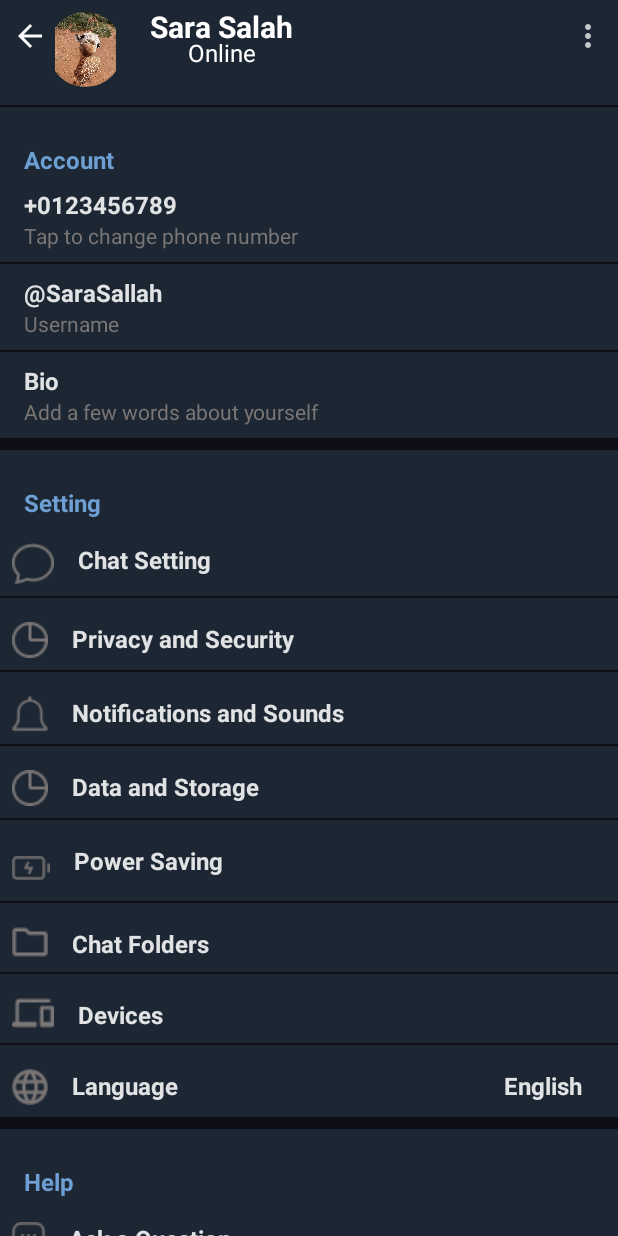
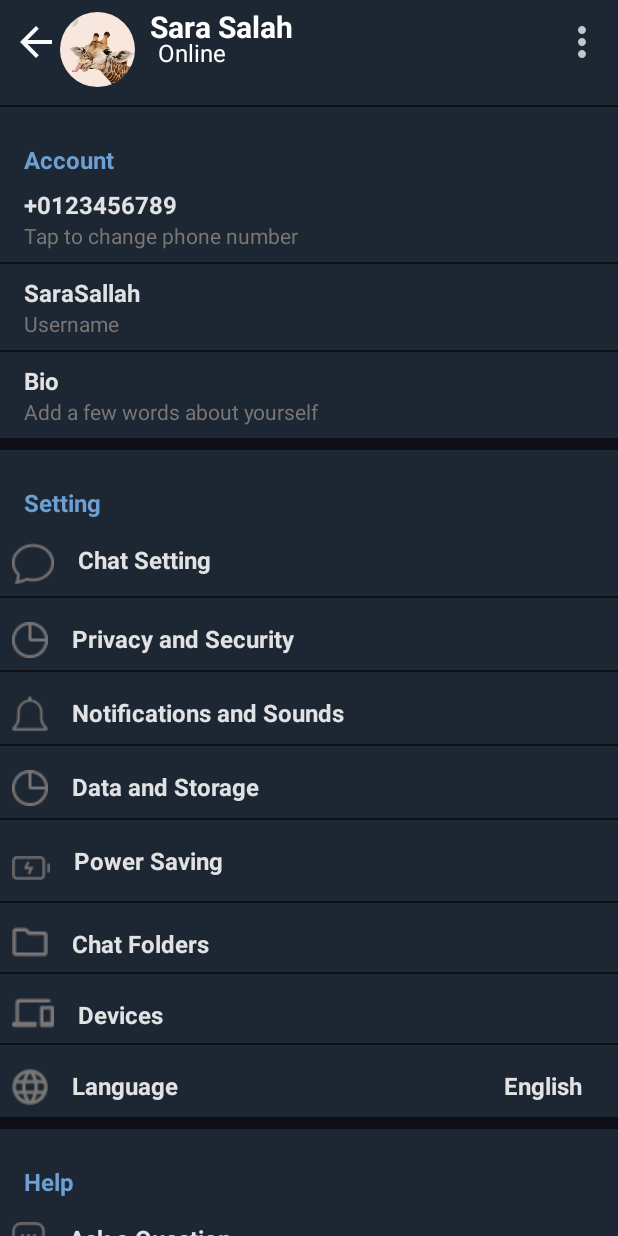
Before and after one commit to SaraSallah/Telegram-Profile, an Android app: the MainActivity screen opened directly, with no data from a screen before it, on a phone screen of 412 x 824 dp. Run offline under Robolectric (Android 15) with nearby library versions, the phone set to English and light mode, and no system bars.

Commit message:
update ui

```diff
--- a/app/src/main/res/drawable/ic_back.xml
+++ b/app/src/main/res/drawable/ic_back.xml
@@ -1,5 +1,5 @@
-<vector android:autoMirrored="true" android:height="24dp"
+<vector android:autoMirrored="true" android:height="32dp"
     android:tint="#FAFAFA" android:viewportHeight="24"
-    android:viewportWidth="24" android:width="24dp" xmlns:android="http://schemas.android.com/apk/res/android">
+    android:viewportWidth="24" android:width="32dp" xmlns:android="http://schemas.android.com/apk/res/android">
     <path android:fillColor="@android:color/white" android:pathData="M20,11H7.83l5.59,-5.59L12,4l-8,8 8,8 1.41,-1.41L7.83,13H20v-2z"/>
 </vector>
--- a/app/src/main/res/drawable/ic_more_vert.xml
+++ b/app/src/main/res/drawable/ic_more_vert.xml
@@ -1,5 +1,5 @@
-<vector android:height="24dp" android:tint="#DEFAFAFA"
+<vector android:height="32dp" android:tint="#DEFAFAFA"
     android:viewportHeight="24" android:viewportWidth="24"
-    android:width="24dp" xmlns:android="http://schemas.android.com/apk/res/android">
+    android:width="32dp" xmlns:android="http://schemas.android.com/apk/res/android">
     <path android:fillColor="@color/white" android:pathData="M12,8c1.1,0 2,-0.9 2,-2s-0.9,-2 -2,-2 -2,0.9 -2,2 0.9,2 2,2zM12,10c-1.1,0 -2,0.9 -2,2s0.9,2 2,2 2,-0.9 2,-2 -0.9,-2 -2,-2zM12,16c-1.1,0 -2,0.9 -2,2s0.9,2 2,2 2,-0.9 2,-2 -0.9,-2 -2,-2z"/>
 </vector>
--- a/app/src/main/res/layout/activity_main.xml
+++ b/app/src/main/res/layout/activity_main.xml
@@ -20,12 +20,12 @@
 
     <androidx.constraintlayout.utils.widget.ImageFilterView
         android:id="@+id/profilePic"
-        android:layout_width="50dp"
-        android:layout_height="50dp"
-        android:layout_marginStart="24dp"
+        android:layout_width="60dp"
+        android:layout_height="60dp"
+        android:layout_marginStart="64dp"
         android:background="@drawable/image_circle"
         android:layout_marginTop="8dp"
-        android:src="@drawable/gra"
+        android:src="@drawable/graf"
         app:layout_constraintStart_toStartOf="parent"
         app:layout_constraintTop_toTopOf="parent"
         app:roundPercent="1.0"
@@ -35,7 +35,8 @@
         android:id="@+id/icMore"
         android:layout_width="wrap_content"
         android:layout_height="wrap_content"
-        android:layout_marginEnd="16dp"
+        android:layout_marginEnd="@dimen/large_margin"
+        android:layout_marginTop="@dimen/large_margin"
         android:src="@drawable/ic_more_vert"
         app:layout_constraintEnd_toEndOf="parent"
         tools:ignore="ContentDescription,MissingConstraints" />
@@ -44,8 +45,8 @@
         android:id="@+id/icBack"
         android:layout_width="wrap_content"
         android:layout_height="wrap_content"
-        android:layout_marginStart="8dp"
-        android:layout_marginTop="20dp"
+        android:layout_marginStart="@dimen/medium_margin"
+        android:layout_marginTop="@dimen/large_margin"
         android:src="@drawable/ic_back"
         app:layout_constraintStart_toStartOf="parent"
         app:layout_constraintTop_toTopOf="parent"
@@ -57,7 +58,7 @@
         android:layout_width="wrap_content"
         android:layout_height="wrap_content"
         android:layout_marginStart="100dp"
-        android:text="Sara Salah"
+        android:text="@string/name"
         android:textSize="@dimen/medium_text_Size"
         android:layout_marginBottom="@dimen/small_margin"
         android:paddingTop="4dp"
@@ -72,12 +73,14 @@
         android:layout_height="wrap_content"
         android:text="@string/online"
         android:textColor="@color/White"
-        android:paddingTop="24dp"
+        android:paddingTop="@dimen/large_padding"
+        android:paddingEnd="@dimen/small_padding"
+        android:layout_marginEnd="@dimen/huge_dimen"
         android:textSize="@dimen/small_text_Size"
         app:layout_constraintEnd_toEndOf="@+id/name"
         app:layout_constraintTop_toTopOf="@id/name"
         app:layout_constraintStart_toStartOf="@+id/name"
-        tools:ignore="HardcodedText,MissingConstraints,SpUsage"
+        tools:ignore="HardcodedText,MissingConstraints,RtlSymmetry,SpUsage"
         tools:layout_editor_absoluteY="31dp" />
 
     <androidx.core.widget.NestedScrollView
@@ -118,7 +121,7 @@
                 style="@style/hint"
                 android:layout_width="match_parent"
                 android:layout_height="wrap_content"
-                android:text="Tap to change phone number" />
+                android:text="@string/tap_to_change_phone_number" />
 
             <View
                 android:layout_width="wrap_content"
@@ -129,7 +132,7 @@
                 style="@style/normal"
                 android:layout_width="match_parent"
                 android:layout_height="wrap_content"
-                android:text="@SaraSallah"/>
+                android:text="@string/userName"/>
 
             <TextView
                 style="@style/hint"
@@ -177,9 +180,7 @@
                     android:layout_marginStart="@dimen/medium_margin"
                     android:layout_height="wrap_content"
                     android:layout_marginTop="@dimen/medium_margin"
-                    android:src="@drawable/chat"
-                    tools:ignore="ContentDescription"
-                    android:contentDescription="TODO" />
+                    android:src="@drawable/chat"/>
 
                 <TextView
                     style="@style/normal"
--- a/app/src/main/res/values/dimens.xml
+++ b/app/src/main/res/values/dimens.xml
@@ -9,9 +9,7 @@
     <dimen name="large_text_Size">24dp</dimen>
     <dimen name="medium_text_Size">20dp</dimen>
     <dimen name="small_text_Size">16dp</dimen>
-
-
-
+    <dimen name="huge_dimen">32dp</dimen>
 
 
 </resources>
--- a/app/src/main/res/values/strings.xml
+++ b/app/src/main/res/values/strings.xml
@@ -18,5 +18,8 @@
     <string name="_0123456789">+0123456789</string>
     <string name="account">Account</string>
     <string name="notifications_and_sounds">Notifications and Sounds</string>
+    <string name="tap_to_change_phone_number">Tap to change phone number</string>
+    <string name="name">Sara Salah</string>
+    <string name="userName">SaraSallah</string>
 
 </resources>
--- a/app/src/main/res/xml/activity_main_scene2.xml
+++ b/app/src/main/res/xml/activity_main_scene2.xml
@@ -33,7 +33,7 @@
             android:layout_width="50dp"
             android:layout_height="50dp"
             motion:layout_constraintBaseline_toBottomOf="parent"
-            android:layout_marginStart="24dp"
+            android:layout_marginStart="32dp"
             motion:layout_constraintStart_toStartOf="@id/icBack"
             android:id="@+id/profilePic"
             motion:layout_constraintTop_toTopOf="parent"
@@ -119,8 +119,8 @@
             android:id="@+id/profilePic"
             motion:layout_constraintTop_toTopOf="parent"
             motion:layout_constraintEnd_toStartOf="@id/icMore"
-            android:scaleX="1.7"
-            android:scaleY="1.2" />
+            android:scaleX="1.4"
+            android:scaleY="1.4" />
 
         <Constraint
             android:layout_width="wrap_content"
```
Also changed, not shown: app/src/main/res/drawable/graf.jpg (added).
